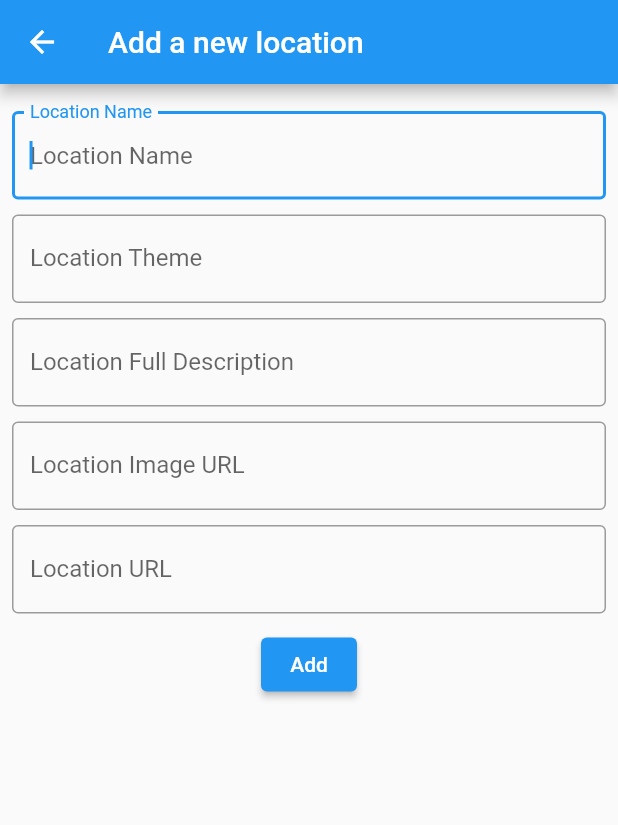
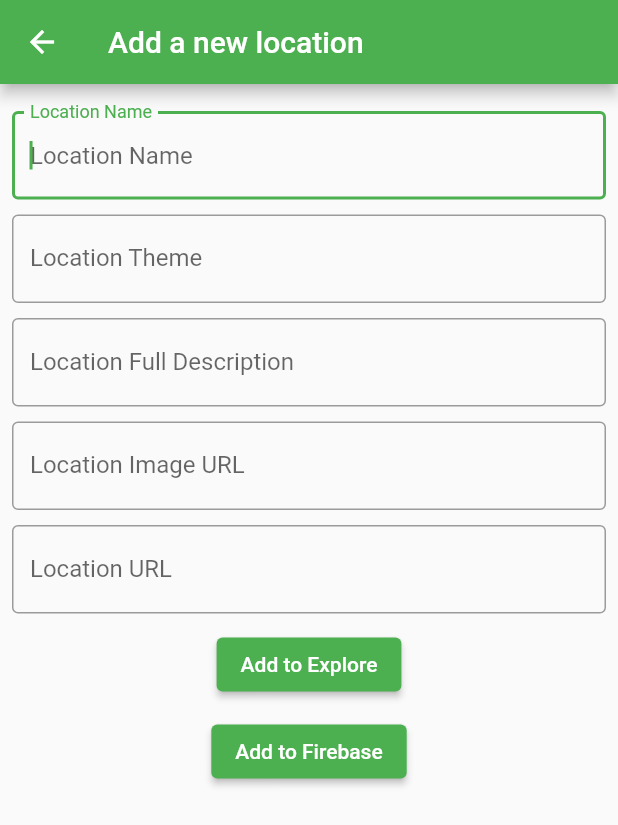
Before and after one commit to reemossama16/Milestone-2, a Flutter app: the Home screen opened directly, item 2 of the bottom bar chosen, after a tap on the "add" icon, on a phone screen of 412 x 824 dp. Shown: the top 825 px of the screen. Run offline on Flutter 3.47's test engine with Material 2 defaults, Android fonts, the phone set to English and light mode, and no system bars; our stand-ins replace cloud_firestore, firebase_auth; accounts and stored records are empty; network calls fail.

Commit message:
Part1&2
This combines requirements of part 1 and 2 together.

```diff
--- a/lib/locations.dart
+++ b/lib/locations.dart
@@ -1,6 +1,7 @@
 import 'package:test1/models/Location.dart';
 
 class locationsAll {
+
   List listobj = [
     Location(
         id: 1,
@@ -39,9 +40,4 @@ class locationsAll {
         locationurl: "https://www.google.com/maps/place/Luxor+Temple/@25.6995068,32.6368622,17z/data=!3m1!4b1!4m5!3m4!1s0x144915c41edadf61:0x7693895c346c7d81!8m2!3d25.699502!4d32.6390509"),
   ];
 
-  List add(Location location){
-    locationsAll().listobj.add(location);
-    return locationsAll().listobj;
-  }
-
 }
--- a/lib/services/auth_service.dart
+++ b/lib/services/auth_service.dart
@@ -83,6 +83,9 @@ class EmailValidator{
     if(value.isEmpty){
       return 'Please enter an email';
     }
+    if(!value.contains('@') && !value.contains('.')){
+      return 'Please enter a valid email';
+    }
     return null;
   }
 }
@@ -92,6 +95,9 @@ class PasswordValidator{
     if(value.isEmpty){
       return 'Please enter a password';
     }
+    if(value.length<4){
+      return 'Please enter a password with 4 characters minimum';
+    }
     return null;
   }
 }
--- a/lib/views/detailed_location_view.dart
+++ b/lib/views/detailed_location_view.dart
@@ -4,7 +4,6 @@ import 'package:url_launcher/url_launcher.dart';
 
 class DetailLocationView extends StatefulWidget {
   final Location location;
-
   DetailLocationView({Key key, @required this.location}) : super(key: key);
 
   @override
@@ -20,7 +19,7 @@ class _DetailLocationViewState extends State<DetailLocationView> {
       resizeToAvoidBottomInset: false,
       backgroundColor: Colors.white,
       appBar: AppBar(
-        backgroundColor: Colors.blue,
+        backgroundColor: Colors.green,
         title: Text(widget.location.locationName),
       ),
       floatingActionButton: FloatingActionButton(
--- a/lib/views/explore_view.dart
+++ b/lib/views/explore_view.dart
@@ -4,15 +4,24 @@ import 'package:test1/views/detailed_location_view.dart';
 import 'package:test1/models/Location.dart';
 import 'package:test1/locations.dart';
 
-class ExplorePage extends StatelessWidget {
+class ExplorePage extends StatefulWidget {
+  final List list;
+
+  const ExplorePage({Key key, this.list}) : super(key: key);
+
+  @override
+  _ExplorePageState createState() => _ExplorePageState();
+}
+
+class _ExplorePageState extends State<ExplorePage> {
   List locationsList = locationsAll().listobj;
 
   @override
   Widget build(BuildContext context) {
     return Container(
       child: new ListView.builder(
-        itemCount: locationsList.length,
-        itemBuilder: (BuildContext context, int index) => buildLocationCard(context, index,locationsList),
+        itemCount: widget.list.length,
+        itemBuilder: (BuildContext context, int index) => buildLocationCard(context, index,widget.list),
       ),
     );
   }
--- a/lib/views/first_view.dart
+++ b/lib/views/first_view.dart
@@ -1,7 +1,6 @@
 import 'package:flutter/material.dart';
 
 class FirstView extends StatelessWidget {
-
   @override
   Widget build(BuildContext context) {
     final _width = MediaQuery.of(context).size.width;
--- a/lib/views/home_view.dart
+++ b/lib/views/home_view.dart
@@ -11,6 +11,7 @@ class HomeView extends StatefulWidget {
 }
 
 class _HomeViewState extends State<HomeView>{
+
   @override
   Widget build(BuildContext context) {
     return Container(
@@ -19,7 +20,7 @@ class _HomeViewState extends State<HomeView>{
           builder: (context, snapshot) {
             if(!snapshot.hasData){
               return Scaffold(
-                backgroundColor: Colors.blue,
+                backgroundColor: Colors.green,
                 body: Center(
                   child: Column(
                     mainAxisAlignment: MainAxisAlignment.center,
--- a/lib/views/navigation_view.dart
+++ b/lib/views/navigation_view.dart
@@ -4,36 +4,40 @@ import 'package:test1/services/auth_service.dart';
 import 'package:test1/views/explore_view.dart';
 import 'package:test1/models/Location.dart';
 import 'package:test1/services/provider_widget.dart';
+import '../locations.dart';
 import 'home_view.dart';
 import 'newLocation.dart';
 
 class Home extends StatefulWidget {
+  final List list;
+
+  const Home({Key key, this.list}) : super(key: key);
   @override
   _HomeState createState() => _HomeState();
 }
 
 class _HomeState extends State<Home> {
   int _currentIndex = 0;
-  final List<Widget> _children = [
-    HomeView(),
-    ExplorePage(),
-  ];
 
   @override
   Widget build(BuildContext context) {
+    final List<Widget> _children = [
+      HomeView(),
+      ExplorePage(list: widget.list),
+    ];
     final newLocation = new Location(id: null, locationName: null, theme: null, fullDesc: null, imageurl: null, locationurl: null);
     return Scaffold(
       floatingActionButton: FloatingActionButton(
           tooltip: 'Add new location',
-          backgroundColor: Colors.blue,
+          backgroundColor: Colors.green,
           child: Icon(Icons.add),
           onPressed: (){
-            Navigator.push(context, MaterialPageRoute(builder: (context) => newLocationView(),));
+            Navigator.push(context, MaterialPageRoute(builder: (context) => newLocationView(list: widget.list),));
           }
       ),
       appBar: AppBar(
         title: Text('Favorite Location App',),
-        backgroundColor: Colors.blue,
+        backgroundColor: Colors.green,
         actions: <Widget>[
           IconButton(
               icon: Icon(Icons.logout),
--- a/lib/views/newLocation.dart
+++ b/lib/views/newLocation.dart
@@ -1,19 +1,19 @@
 import 'package:flutter/material.dart';
-import 'package:test1/services/auth_service.dart';
+import 'package:test1/main.dart';
 import 'package:test1/services/provider_widget.dart';
 import 'package:cloud_firestore/cloud_firestore.dart';
 import 'package:test1/models/Location.dart';
 import 'package:test1/locations.dart';
 
+
 class newLocationView extends StatefulWidget {
-  const newLocationView({Key key}) : super(key: key);
-
+  final List list;
+  const newLocationView({Key key, this.list}) : super(key: key);
   @override
   _newLocationViewState createState() => _newLocationViewState();
 }
 
 class _newLocationViewState extends State<newLocationView> {
-  List l = new List();
   @override
   Widget build(BuildContext context) {
     TextEditingController _nameController = new TextEditingController();
@@ -47,7 +47,7 @@ class _newLocationViewState extends State<newLocationView> {
                 },
                 decoration: new InputDecoration(
                     border: new OutlineInputBorder(
-                        borderSide: new BorderSide(color: Colors.blue)),
+                        borderSide: new BorderSide(color: Colors.green)),
                     labelText: "Location Name",
                     hintText: "Location Name"),
                 controller: _nameController,
@@ -66,7 +66,7 @@ class _newLocationViewState extends State<newLocationView> {
                 },
                 decoration: new InputDecoration(
                     border: new OutlineInputBorder(
-                        borderSide: new BorderSide(color: Colors.blue)),
+                        borderSide: new BorderSide(color: Colors.green)),
                     labelText: "Location Theme",
                     hintText: "Location Theme"),
                 controller: _themeController,
@@ -85,7 +85,7 @@ class _newLocationViewState extends State<newLocationView> {
                 },
                 decoration: new InputDecoration(
                     border: new OutlineInputBorder(
-                        borderSide: new BorderSide(color: Colors.blue)),
+                        borderSide: new BorderSide(color: Colors.green)),
                     labelText: "Location Full Description",
                     hintText: "Location Full Description"),
                 controller: _fullDescController,
@@ -104,7 +104,7 @@ class _newLocationViewState extends State<newLocationView> {
                 },
                 decoration: new InputDecoration(
                     border: new OutlineInputBorder(
-                        borderSide: new BorderSide(color: Colors.blue)),
+                        borderSide: new BorderSide(color: Colors.green)),
                     labelText: "Location Image URL",
                     hintText: "Location Image URL"),
                 controller: _imageurlController,
@@ -123,7 +123,7 @@ class _newLocationViewState extends State<newLocationView> {
                 },
                 decoration: new InputDecoration(
                     border: new OutlineInputBorder(
-                        borderSide: new BorderSide(color: Colors.blue)),
+                        borderSide: new BorderSide(color: Colors.green)),
                     labelText: "Location URL",
                     hintText: "Location URL"),
                 controller: _locationurlController,
@@ -134,7 +134,33 @@ class _newLocationViewState extends State<newLocationView> {
                 width: 10,
               ),
               ElevatedButton(
-                  child: Text('Add'),
+                  child: Text('Add to Explore'),
+                  onPressed: () {
+                    if (_formKey.currentState.validate()) {
+                      Location loc = new Location(
+                        id: (widget.list.length)+1,
+                        locationName: _nameController.text,
+                        fullDesc: _fullDescController.text,
+                        imageurl: _imageurlController.text,
+                        locationurl: _locationurlController.text,
+                        theme: _themeController.text,
+                      );
+                      widget.list.add(loc);
+                      Navigator.pushAndRemoveUntil(
+                        context,
+                        MaterialPageRoute(builder: (context) => HomeController(list: widget.list)),
+                            (Route<dynamic> route) => false,
+                      );
+                      // Navigator.of(context).pop();
+                    }
+                  }
+              ),
+              SizedBox(
+                height: 10,
+                width: 10,
+              ),
+              ElevatedButton(
+                  child: Text('Add to Firebase'),
                   onPressed: () async {
                     if (_formKey.currentState.validate()) {
                       //save data to firebase
--- a/lib/views/sign_up_view.dart
+++ b/lib/views/sign_up_view.dart
@@ -6,7 +6,6 @@ enum AuthFormType{signIn, signUp, reset, anonymous, convert}
 
 class SignUpView extends StatefulWidget {
   final AuthFormType authFormType;
-
   SignUpView({Key key, @required this.authFormType}) : super(key: key);
 
   @override
```
Also changed, not shown: lib/main.dart (+8 -4 lines).
